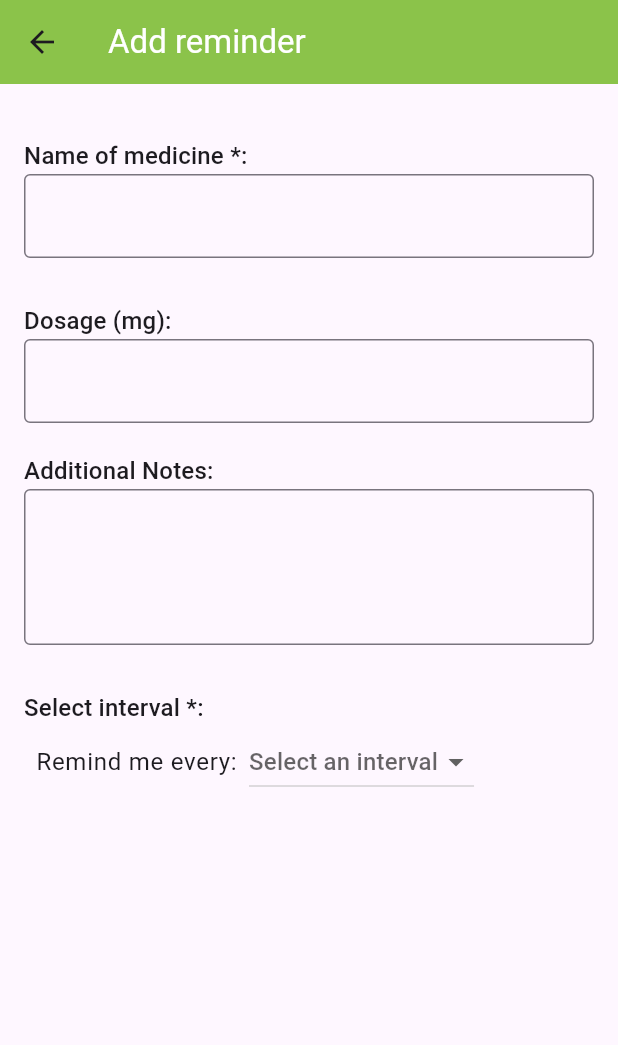
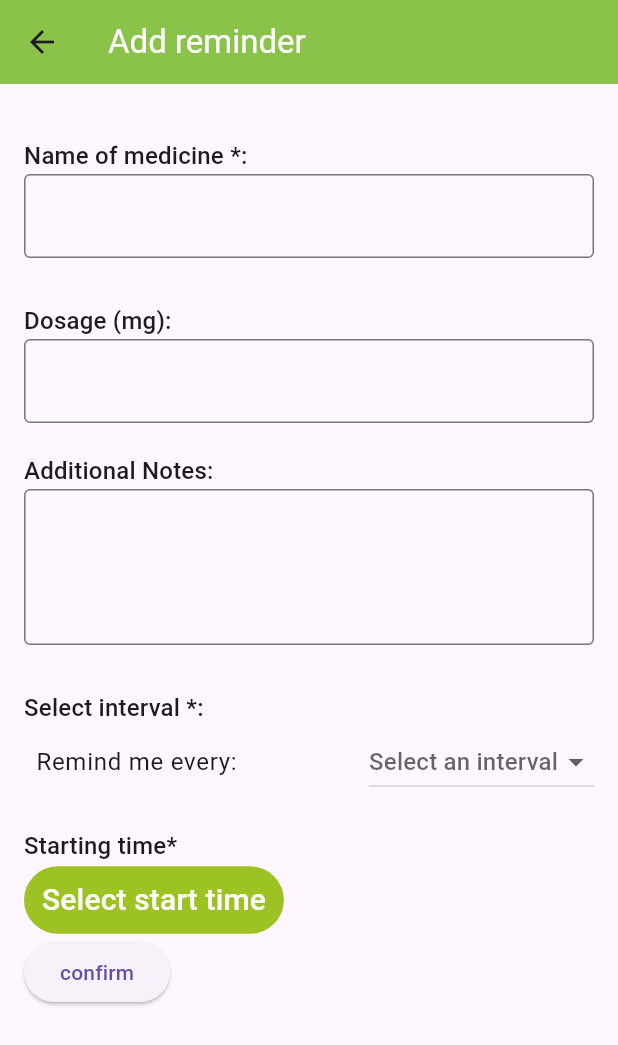
Before and after one commit to joshkoma/reminders, a Flutter app: the screen it shows after launch, after a tap on the "add" icon, on a phone screen of 412 x 824 dp. Shown: the top 1045 px of the screen. Run offline on Flutter 3.47's test engine with Material 3 defaults, Android fonts, the phone set to English and light mode, and no system bars; our stand-ins replace rxdart, shared_preferences; missing offline and left inert: dart:ffi.

Commit message:
save data in shared preferences

```diff
--- /dev/null
+++ b/lib/global_bloc.dart
@@ -0,0 +1,56 @@
+import 'dart:convert';
+
+import 'package:flutter/material.dart';
+import 'package:reminders/models/medicine.dart';
+import 'package:rxdart/rxdart.dart';
+import 'package:shared_preferences/shared_preferences.dart';
+
+class GlobalBloc {
+  BehaviorSubject<List<Medicine>>? _medicineList$;
+  BehaviorSubject<List<Medicine>>? get medicineList => _medicineList$;
+
+  GlobalBloc() {
+    _medicineList$ = BehaviorSubject<List<Medicine>>.seeded([]);
+    makeMedicineList();
+  }
+
+  Future updateMedicineList(Medicine newMedicine) async {
+    var blocList = _medicineList$!.value;
+    blocList.add(newMedicine);
+    _medicineList$!.add(blocList);
+    Map<String, dynamic> tempMap = newMedicine.toJson();
+    SharedPreferences? sharedUser = await SharedPreferences.getInstance();
+    String newMedicineJson = jsonEncode(tempMap);
+    List<String> medicineJsonList = [];
+    if (sharedUser.getStringList('medicines') == null) {
+      medicineJsonList.add(newMedicineJson);
+    } else {
+      medicineJsonList = sharedUser.getStringList('medicines')!;
+      medicineJsonList.add(newMedicineJson);
+    }
+    sharedUser.setStringList('medicines', medicineJsonList);
+  }
+
+  Future makeMedicineList() async {
+    SharedPreferences? sharedUser = await SharedPreferences.getInstance();
+    List<String>? jsonList = sharedUser.getStringList('medicines');
+    List<Medicine> prefList = [];
+
+    if (jsonList == null) {
+      return;
+    } else {
+      for (String jsonMedicine in jsonList) {
+        dynamic userMap = jsonDecode(jsonMedicine);
+        Medicine tempMedicine = Medicine.fromJson(userMap);
+        prefList.add(tempMedicine);
+      }
+
+      //state update
+      _medicineList$!.add(prefList);
+    }
+  }
+
+  void dispose() {
+    _medicineList$!.close();
+  }
+}
--- a/lib/main.dart
+++ b/lib/main.dart
@@ -1,19 +1,39 @@
+import 'dart:ffi';
+
 import 'package:flutter/material.dart';
+import 'package:provider/provider.dart';
+import 'package:reminders/global_bloc.dart';
+import 'package:reminders/models/new_entry_bloc.dart';
 import 'package:reminders/screens/reminders.dart';
 
 void main() {
   runApp(const MyApp());
 }
 
-class MyApp extends StatelessWidget {
+class MyApp extends StatefulWidget {
   const MyApp({super.key});
 
+  @override
+
+
+  State<MyApp> createState() => _MyAppState();
+}
+
+class _MyAppState extends State<MyApp> {
+  GlobalBloc? globalBloc;
   // This widget is the root of your application.
+    void initState() {
+    globalBloc = GlobalBloc();
+    super.initState();
+  }
   @override
   Widget build(BuildContext context) {
-    return MaterialApp(
-      theme: ThemeData(),
-      home:  const reminders(),
-    );
+    return Provider<GlobalBloc>.value(
+        value: globalBloc!,
+        child: MaterialApp(
+          debugShowCheckedModeBanner: false,
+          theme: ThemeData(),
+          home: const reminders(),
+        ));
   }
 }
--- a/lib/models/add_medicine.dart
+++ b/lib/models/add_medicine.dart
@@ -1,10 +1,47 @@
+import 'dart:ffi';
+import 'dart:math';
+
 import 'package:flutter/material.dart';
+import 'package:provider/provider.dart';
+import 'package:reminders/global_bloc.dart';
+import 'package:reminders/models/convert_time.dart';
+import 'package:reminders/models/errors.dart';
+import 'package:reminders/models/medicine.dart';
+import 'package:reminders/models/new_entry_bloc.dart';
 
-class addReminder extends StatelessWidget {
+class addReminder extends StatefulWidget {
   const addReminder({super.key});
 
   @override
+  State<addReminder> createState() => _addReminderState();
+}
+
+class _addReminderState extends State<addReminder> {
+  late TextEditingController nameController;
+  late TextEditingController dosageController;
+  late NewEntryBloc _newEntryBloc;
+  late GlobalKey<ScaffoldState> _scaffoldKey;
+
+  @override
+  void dispose() {
+    super.dispose();
+    nameController.dispose();
+    dosageController.dispose();
+    _newEntryBloc.dispose();
+  }
+
+  @override
+  void initState() {
+    super.initState();
+    nameController = TextEditingController();
+    dosageController = TextEditingController();
+    _newEntryBloc = NewEntryBloc();
+    _scaffoldKey = GlobalKey<ScaffoldState>();
+  }
+
+  @override
   Widget build(BuildContext context) {
+    final GlobalBloc globalBloc = Provider.of<GlobalBloc>(context);
     return Scaffold(
       appBar: AppBar(
         backgroundColor: Colors.lightGreen,
@@ -66,6 +103,80 @@ class addReminder extends StatelessWidget {
               textAlign: TextAlign.left,
             ),
             const intervalSelection(),
+            SizedBox(
+              height: 20,
+            ),
+            Text(
+              'Starting time*',
+              style: Theme.of(context).textTheme.titleMedium,
+              textAlign: TextAlign.left,
+            ),
+            const SelectTime(),
+            //select medicine on press
+            ElevatedButton(
+                onPressed: () {
+                  //add medcine
+                  String? medicineName;
+                  int? dosage;
+                  //name controller check
+                  if (nameController.text == '') {
+                    _newEntryBloc.submitError(EntryError.nameNull);
+                    return;
+                  }
+                  if (nameController.text != '') {
+                    medicineName = nameController.text;
+                  }
+
+                  //dosage controller check
+                  if (dosageController.text == '') {
+                    dosage = 0;
+                    return;
+                  }
+                  if (nameController.text != '') {
+                    dosage = int.parse(dosageController.text);
+                  }
+                  for (var medicine in globalBloc.medicineList!.value) {
+                    if (medicineName == medicine.medicineName) {
+                      _newEntryBloc.submitError(EntryError.nameDuplicate);
+                      return;
+                    }
+                  }
+                  if (_newEntryBloc.selectedIntervals!.value == 0) {
+                    _newEntryBloc.submitError(EntryError.interval);
+                    return;
+                  }
+
+                  if (_newEntryBloc.selectedTimeOfDay!.value == 'None') {
+                    _newEntryBloc.submitError(EntryError.startTime);
+                    return;
+                  }
+
+                  int interval = _newEntryBloc.selectedIntervals!.value;
+                  String startTime = _newEntryBloc.selectedTimeOfDay!.value;
+
+                  List<int> intIDs =
+                      makeIDs(24 / _newEntryBloc.selectedIntervals!.value);
+                  List<String> notificationIDs =
+                      intIDs.map((i) => i.toString()).toList();
+
+                  Medicine newEntryMedicine = Medicine(
+                    notificationIDs: notificationIDs,
+                    medicineName: medicineName,
+                    dosage: dosage,
+                    interval: interval.toString(),
+                    startTime: startTime,
+                  );
+
+                  //update medicine list via global bloc
+                  globalBloc.updateMedicineList(
+                    newEntryMedicine,
+                  );
+
+                  //schedule notification
+
+                  //print success message
+                },
+                child: Text('confirm'))
           ],
         ),
       ),
@@ -86,6 +197,7 @@ class _intervalSelectionState extends State<intervalSelection> {
   @override
   Widget build(BuildContext context) {
     return Row(
+      mainAxisAlignment: MainAxisAlignment.spaceBetween,
       children: [
         Padding(
           padding: const EdgeInsets.symmetric(horizontal: 8.0),
@@ -111,3 +223,55 @@ class _intervalSelectionState extends State<intervalSelection> {
     );
   }
 }
+
+class SelectTime extends StatefulWidget {
+  const SelectTime({super.key});
+
+  @override
+  State<SelectTime> createState() => _SelectTimeState();
+}
+
+class _SelectTimeState extends State<SelectTime> {
+  TimeOfDay _time = const TimeOfDay(hour: 0, minute: 00);
+  bool clicked = false;
+
+  Future<TimeOfDay> _selectedTime() async {
+    final TimeOfDay? picked =
+        await showTimePicker(context: context, initialTime: _time);
+
+    if (picked != null && picked != _time) {
+      setState(() {
+        _time = picked;
+        clicked = true;
+        //update state via provider
+      });
+    }
+    return picked!;
+  }
+
+  @override
+  Widget build(BuildContext context) {
+    return SizedBox(
+      child: TextButton(
+          style: TextButton.styleFrom(
+            backgroundColor: Color(0xff9cc224),
+          ),
+          onPressed: _selectedTime,
+          child: Text(
+            clicked == false
+                ? 'Select start time'
+                : '${convertTime(_time.hour.toString())}:${convertTime(_time.minute.toString())}',
+            style: TextStyle(color: Colors.white, fontSize: 20),
+          )),
+    );
+  }
+}
+
+List<int> makeIDs(double n) {
+  var rng = Random();
+  List<int> ids = [];
+  for (int i = 0; i < n; i++) {
+    ids.add(rng.nextInt(1000000000));
+  }
+  return ids;
+}
--- /dev/null
+++ b/lib/models/errors.dart
@@ -0,0 +1,10 @@
+enum EntryError{
+  nameDuplicate,
+  nameNull,
+  dosage,
+  interval,
+  startTime,
+  notes,
+  none,
+
+}
--- /dev/null
+++ b/lib/models/medicine.dart
@@ -0,0 +1,45 @@
+class Medicine {
+  final List<dynamic>? notificationIDs;
+  final String? medicineName;
+  final int? dosage;
+  final String? interval;
+  final String? startTime;
+
+  Medicine(
+      {this.notificationIDs,
+      this.medicineName,
+      this.dosage,
+      this.interval,
+      this.startTime});
+
+  //getters
+  String get getName => medicineName!;
+  int get getDosage => dosage!;
+  String get getInterval => interval!;
+  String get getStartime => startTime!;
+  List<dynamic> get getIDs => notificationIDs!;
+
+  Map<String, dynamic> toJson() {
+    return {
+      'ids': notificationIDs,
+      'name': medicineName,
+      'dosage': dosage,
+      'interval': interval,
+      'startTime': startTime,
+    };
+  }
+
+  factory Medicine.fromJson(Map<String, dynamic> parsedJson) {
+    return Medicine(
+      notificationIDs: parsedJson['ids'],
+      medicineName: parsedJson['name'],
+      dosage: parsedJson['dosage'],
+      interval: parsedJson['interval'],
+      startTime: parsedJson['start'],
+
+
+
+
+      );
+  }
+}
--- /dev/null
+++ b/lib/models/new_entry_bloc.dart
@@ -0,0 +1,37 @@
+import 'package:reminders/models/errors.dart';
+import 'package:rxdart/rxdart.dart';
+
+class NewEntryBloc {
+  BehaviorSubject<int>? _selectedInterval$;
+  BehaviorSubject<int>? get selectedIntervals => _selectedInterval$;
+
+  BehaviorSubject<String>? _selectedTimeOfDay$;
+  BehaviorSubject<String>? get selectedTimeOfDay => _selectedTimeOfDay$;
+
+  //error state
+  BehaviorSubject<EntryError>? _errorState$;
+  BehaviorSubject<EntryError>? get errorState$ => _errorState$;
+
+  NewEntryBloc() {
+    _selectedTimeOfDay$ = BehaviorSubject<String>.seeded('none');
+    _selectedInterval$ = BehaviorSubject<int>.seeded(0);
+    _errorState$ = BehaviorSubject<EntryError>();
+  }
+
+  void dispose() {
+    _selectedTimeOfDay$!.close();
+    _selectedInterval$!.close();
+  }
+
+  void submitError(EntryError error) {
+    _errorState$!.add(error);
+  }
+
+  void updateInterval(int interval) {
+    _selectedInterval$!.add(interval);
+  }
+
+  void updateTime(String time) {
+    _selectedTimeOfDay$!.add(time);
+  }
+}
--- a/lib/screens/reminders.dart
+++ b/lib/screens/reminders.dart
@@ -1,6 +1,8 @@
 import 'package:flutter/material.dart';
 import 'package:flutter/widgets.dart';
 import 'package:reminders/models/add_medicine.dart';
+import 'package:reminders/screens/medicine_details.dart';
+
 class reminders extends StatelessWidget {
   const reminders({super.key});
 
@@ -10,40 +12,57 @@ class reminders extends StatelessWidget {
       child: Scaffold(
         appBar: AppBar(
           backgroundColor: Colors.lightGreen,
-          title: Text('Prescription reminder', style: TextStyle(color: Colors.white),),
+          title: Text(
+            'Prescription reminder',
+            style: TextStyle(color: Colors.white),
+          ),
         ),
         body: Column(
           children: [
-            SizedBox(height: 16,),
-            Row(
-              children: [Padding(
+            SizedBox(
+              height: 16,
+            ),
+            Row(children: [
+              Padding(
                 padding: const EdgeInsets.symmetric(horizontal: 16.0),
                 child: Icon(Icons.alarm),
               ),
-              Text('Prescription Reminder',
-              style: Theme.of(context).textTheme.titleLarge,),
-              ]
+              Text(
+                'Prescription Reminder',
+                style: Theme.of(context).textTheme.titleLarge,
+              ),
+            ]),
+            const SizedBox(
+              height: 10,
             ),
-            const SizedBox(height: 10,),
-            Text('Set a reminder for your medicines',
-            textAlign: TextAlign.left,
-              style: Theme.of(context).textTheme.bodyLarge,),
+            Text(
+              'Set a reminder for your medicines',
+              textAlign: TextAlign.left,
+              style: Theme.of(context).textTheme.bodyLarge,
+            ),
+            Flexible(child: MedicineCard())
 
-              Flexible(
+            /*Flexible(
                 child: Center(
                   child: Text('No medicine',
                   style: Theme.of(context).textTheme.bodyLarge,),
                 ),
-              ),
-
+              ),*/
           ],
         ),
         floatingActionButton: GestureDetector(
-          onTap:() {Navigator.push(context, MaterialPageRoute(builder: (context) => const addReminder()));}, //add entries on  tap
+          onTap: () {
+            Navigator.push(context,
+                MaterialPageRoute(builder: (context) => const addReminder()));
+          }, //add entries on  tap
           child: Card(
             elevation: 8,
-            shape: RoundedRectangleBorder(borderRadius: BorderRadius.circular(30)),
-            child: Icon(Icons.add, size: 60,),
+            shape:
+                RoundedRectangleBorder(borderRadius: BorderRadius.circular(30)),
+            child: Icon(
+              Icons.add,
+              size: 60,
+            ),
             color: Color(0xff9cc224),
           ),
         ),
@@ -51,3 +70,46 @@ class reminders extends StatelessWidget {
     );
   }
 }
+
+class MedicineCard extends StatelessWidget {
+  const MedicineCard({super.key});
+
+  @override
+  Widget build(BuildContext context) {
+    return GridView.builder(
+      gridDelegate: SliverGridDelegateWithFixedCrossAxisCount(
+        crossAxisCount: 2,
+      ),
+      itemCount: 2,
+      itemBuilder: (context, index) {
+        return GestureDetector(
+          onTap: () {
+            Navigator.push(context,
+                MaterialPageRoute(builder: (context) => MedicineDetails()));
+          },
+          child: Container(
+            padding: EdgeInsets.all(12),
+            width: 20,
+            height: 20,
+            child: Column(
+              children: [
+                Text(
+                  'Panadol',
+                  overflow: TextOverflow.ellipsis,
+                ),
+                Text(
+                  '200mg',
+                  overflow: TextOverflow.ellipsis,
+                ),
+                Text(
+                  'Every 6 hours',
+                  overflow: TextOverflow.ellipsis,
+                )
+              ],
+            ),
+          ),
+        );
+      },
+    );
+  }
+}
--- a/pubspec.yaml
+++ b/pubspec.yaml
@@ -35,6 +35,9 @@ dependencies:
   # The following adds the Cupertino Icons font to your application.
   # Use with the CupertinoIcons class for iOS style icons.
   cupertino_icons: ^1.0.6
+  rxdart:
+  provider:
+  shared_preferences:
 
 dev_dependencies:
   flutter_test:
```
Also changed, not shown: lib/models/convert_time.dart (added, +7 -0 lines), lib/screens/medicine_details.dart (added, +67 -0 lines), pubspec.lock.
